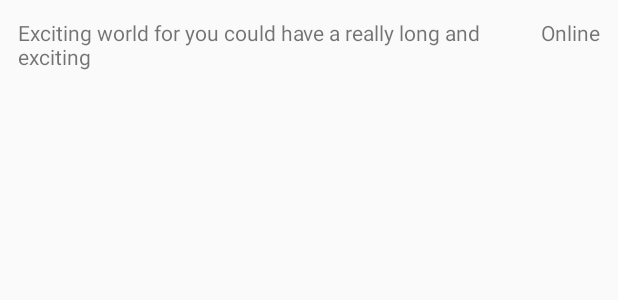
After one commit to riwnodennyk/xyrality, an Android app: the layout item_world.xml on its own in the app's theme, with its tools: preview values and no code run, on a phone screen of 412 x 824 dp. The commit adds this screen. Shown: the top 300 px of the screen. Run offline under Robolectric (Android 15) with nearby library versions, the phone set to English and light mode, and no system bars.

Commit message:
fixed http response format ** unit test of parsing ** layout for the world item

```diff
--- a/app/src/main/AndroidManifest.xml
+++ b/app/src/main/AndroidManifest.xml
@@ -3,7 +3,6 @@
     package="ua.kulku.xyrality"
     xmlns:android="http://schemas.android.com/apk/res/android">
 
-    <!-- To access Google+ APIs: -->
     <uses-permission android:name="android.permission.INTERNET"/>
     <uses-permission android:name="android.permission.READ_PROFILE"/>
     <uses-permission android:name="android.permission.READ_CONTACTS"/>
@@ -16,7 +15,6 @@
         android:theme="@style/AppTheme">
         <activity
             android:name=".ui.LoginActivity"
-            android:label="@string/title_activity_login"
             android:windowSoftInputMode="adjustResize|stateHidden">
             <intent-filter>
                 <action android:name="android.intent.action.MAIN"/>
@@ -25,9 +23,7 @@
             </intent-filter>
         </activity>
 
-        <activity
-            android:name=".ui.WorldsListActivity"
-            android:label="@string/app_name">
+        <activity android:name=".ui.WorldsListActivity">
         </activity>
     </application>
 
--- a/app/src/main/java/ua/kulku/xyrality/data/api/XyralityApi.java
+++ b/app/src/main/java/ua/kulku/xyrality/data/api/XyralityApi.java
@@ -3,6 +3,7 @@ package ua.kulku.xyrality.data.api;
 import retrofit.Call;
 import retrofit.http.Field;
 import retrofit.http.FormUrlEncoded;
+import retrofit.http.Headers;
 import retrofit.http.POST;
 import ua.kulku.xyrality.data.model.WorldsListResponse;
 
@@ -11,6 +12,7 @@ import ua.kulku.xyrality.data.model.WorldsListResponse;
  */
 public interface XyralityApi {
     @FormUrlEncoded
+    @Headers({"Accept: application/json"})
     @POST("/XYRALITY/WebObjects/BKLoginServer.woa/wa/worlds")
     Call<WorldsListResponse> listWorlds(
             @Field("login") String login,
--- a/app/src/main/res/layout/activity_worlds_list.xml
+++ b/app/src/main/res/layout/activity_worlds_list.xml
@@ -6,8 +6,8 @@
 
     <ProgressBar
         android:id="@+id/worlds_list_loading"
-        android:layout_width="wrap_content"
-        android:layout_height="wrap_content"
+        android:layout_width="match_parent"
+        android:layout_height="match_parent"
         android:layout_gravity="center"/>
 
     <android.support.v7.widget.RecyclerView
--- /dev/null
+++ b/app/src/main/res/layout/item_world.xml
@@ -0,0 +1,24 @@
+<?xml version="1.0" encoding="utf-8"?>
+<LinearLayout xmlns:android="http://schemas.android.com/apk/res/android"
+              xmlns:tools="http://schemas.android.com/tools"
+              android:layout_width="match_parent"
+              android:layout_height="match_parent"
+              android:orientation="horizontal"
+              android:padding="12dp">
+
+    <TextView
+        android:id="@+id/world_name"
+        android:layout_width="0dp"
+        android:layout_height="wrap_content"
+        android:layout_marginRight="12dp"
+        android:layout_weight="1"
+        tools:ignore="RtlHardcoded"
+        tools:text="Exciting world for you could have a really long and exciting"/>
+
+    <TextView
+        android:id="@+id/world_status"
+        android:layout_width="wrap_content"
+        android:layout_height="wrap_content"
+        tools:text="Online"/>
+
+</LinearLayout>
--- a/app/src/main/res/values/strings.xml
+++ b/app/src/main/res/values/strings.xml
@@ -3,4 +3,5 @@
 
     <string name="hello_world">Hello world!</string>
     <string name="action_settings">Settings</string>
+    <string name="error">Error</string>
 </resources>
```
Also changed, not shown: app/build.gradle (+10 -4 lines), app/src/main/java/ua/kulku/xyrality/data/model/World.java (+54 -8 lines), app/src/main/java/ua/kulku/xyrality/data/model/WorldStatus.java (+21 -6 lines), app/src/main/java/ua/kulku/xyrality/data/model/WorldsListResponse.java (+14 -2 lines), app/src/main/java/ua/kulku/xyrality/ui/WorldsListActivity.java (+44 -7 lines), 2 other files.
